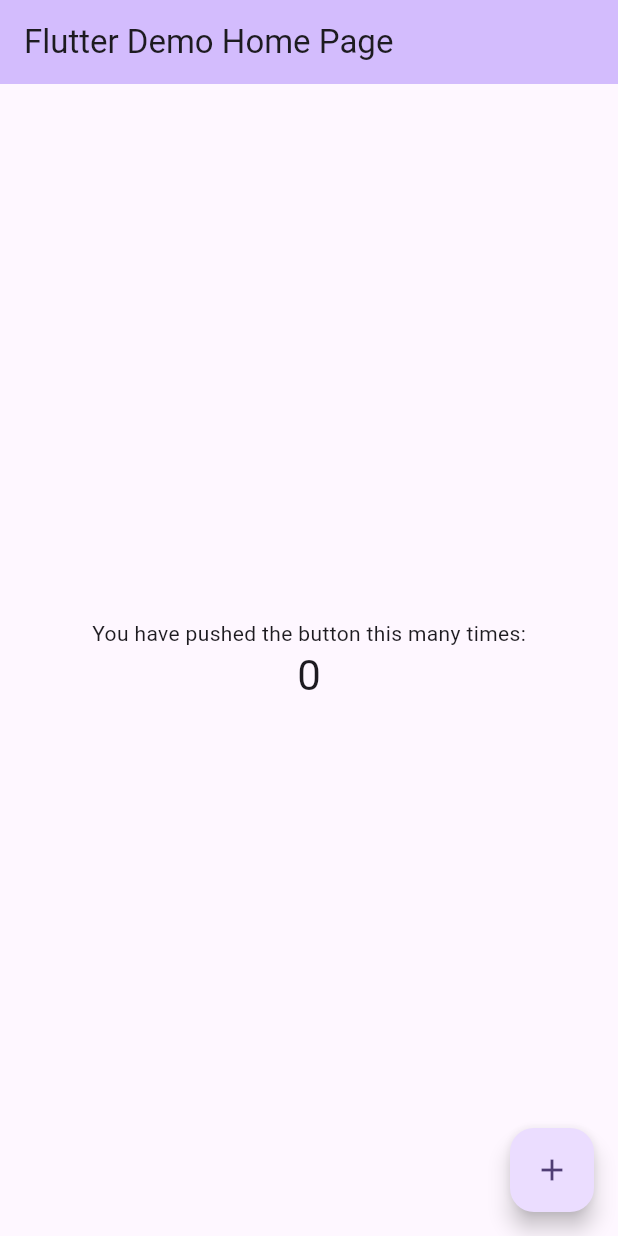
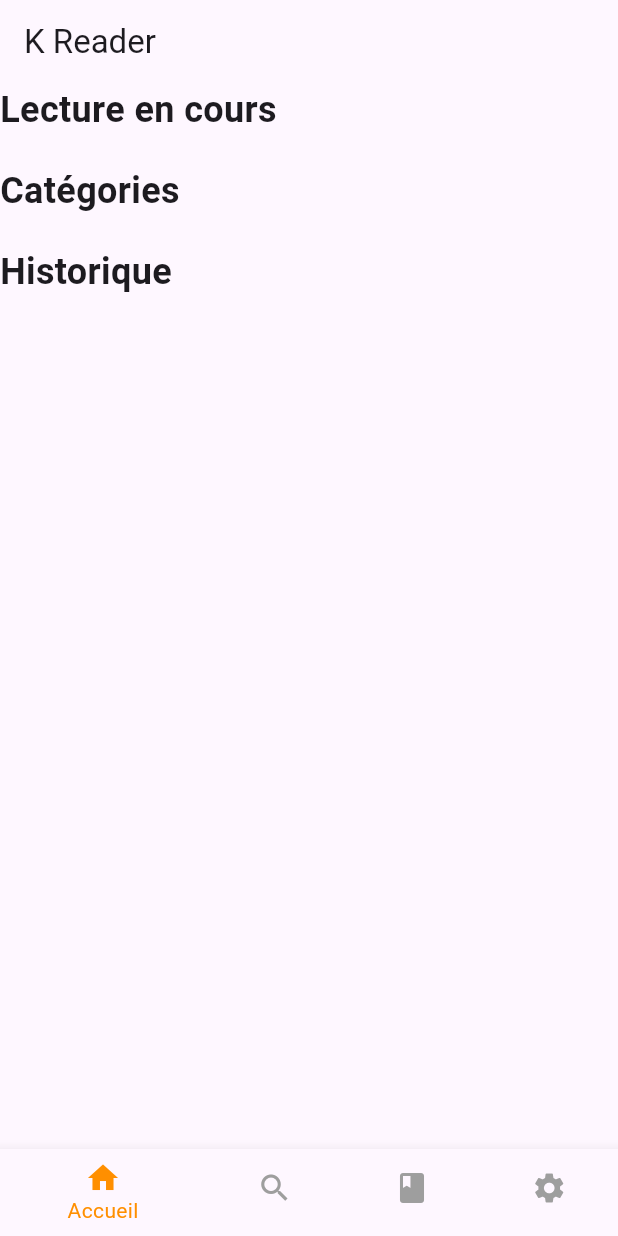
Before and after one commit to kevindjeradi/MobileReader, a Flutter app: the screen it shows after launch, on a phone screen of 412 x 824 dp. Run offline on Flutter 3.47's test engine with Material 3 defaults, Android fonts, the phone set to English and light mode, and no system bars.

Commit message:
added basic structure

```diff
--- a/mobile_reader_front/lib/main.dart
+++ b/mobile_reader_front/lib/main.dart
@@ -1,4 +1,5 @@
 import 'package:flutter/material.dart';
+import 'package:mobile_reader_front/views/home.dart';
 
 void main() {
   runApp(const MyApp());
@@ -7,119 +8,14 @@ void main() {
 class MyApp extends StatelessWidget {
   const MyApp({super.key});
 
-  // This widget is the root of your application.
   @override
   Widget build(BuildContext context) {
     return MaterialApp(
-      title: 'Flutter Demo',
+      title: 'K Reader',
       theme: ThemeData(
-        // This is the theme of your application.
-        //
-        // TRY THIS: Try running your application with "flutter run". You'll see
-        // the application has a blue toolbar. Then, without quitting the app,
-        // try changing the seedColor in the colorScheme below to Colors.green
-        // and then invoke "hot reload" (save your changes or press the "hot
-        // reload" button in a Flutter-supported IDE, or press "r" if you used
-        // the command line to start the app).
-        //
-        // Notice that the counter didn't reset back to zero; the application
-        // state is not lost during the reload. To reset the state, use hot
-        // restart instead.
-        //
-        // This works for code too, not just values: Most code changes can be
-        // tested with just a hot reload.
-        colorScheme: ColorScheme.fromSeed(seedColor: Colors.deepPurple),
-        useMaterial3: true,
+        primarySwatch: Colors.blue,
       ),
-      home: const MyHomePage(title: 'Flutter Demo Home Page'),
+      home: const Homepage(),
     );
   }
 }
-
-class MyHomePage extends StatefulWidget {
-  const MyHomePage({super.key, required this.title});
-
-  // This widget is the home page of your application. It is stateful, meaning
-  // that it has a State object (defined below) that contains fields that affect
-  // how it looks.
-
-  // This class is the configuration for the state. It holds the values (in this
-  // case the title) provided by the parent (in this case the App widget) and
-  // used by the build method of the State. Fields in a Widget subclass are
-  // always marked "final".
-
-  final String title;
-
-  @override
-  State<MyHomePage> createState() => _MyHomePageState();
-}
-
-class _MyHomePageState extends State<MyHomePage> {
-  int _counter = 0;
-
-  void _incrementCounter() {
-    setState(() {
-      // This call to setState tells the Flutter framework that something has
-      // changed in this State, which causes it to rerun the build method below
-      // so that the display can reflect the updated values. If we changed
-      // _counter without calling setState(), then the build method would not be
-      // called again, and so nothing would appear to happen.
-      _counter++;
-    });
-  }
-
-  @override
-  Widget build(BuildContext context) {
-    // This method is rerun every time setState is called, for instance as done
-    // by the _incrementCounter method above.
-    //
-    // The Flutter framework has been optimized to make rerunning build methods
-    // fast, so that you can just rebuild anything that needs updating rather
-    // than having to individually change instances of widgets.
-    return Scaffold(
-      appBar: AppBar(
-        // TRY THIS: Try changing the color here to a specific color (to
-        // Colors.amber, perhaps?) and trigger a hot reload to see the AppBar
-        // change color while the other colors stay the same.
-        backgroundColor: Theme.of(context).colorScheme.inversePrimary,
-        // Here we take the value from the MyHomePage object that was created by
-        // the App.build method, and use it to set our appbar title.
-        title: Text(widget.title),
-      ),
-      body: Center(
-        // Center is a layout widget. It takes a single child and positions it
-        // in the middle of the parent.
-        child: Column(
-          // Column is also a layout widget. It takes a list of children and
-          // arranges them vertically. By default, it sizes itself to fit its
-          // children horizontally, and tries to be as tall as its parent.
-          //
-          // Column has various properties to control how it sizes itself and
-          // how it positions its children. Here we use mainAxisAlignment to
-          // center the children vertically; the main axis here is the vertical
-          // axis because Columns are vertical (the cross axis would be
-          // horizontal).
-          //
-          // TRY THIS: Invoke "debug painting" (choose the "Toggle Debug Paint"
-          // action in the IDE, or press "p" in the console), to see the
-          // wireframe for each widget.
-          mainAxisAlignment: MainAxisAlignment.center,
-          children: <Widget>[
-            const Text(
-              'You have pushed the button this many times:',
-            ),
-            Text(
-              '$_counter',
-              style: Theme.of(context).textTheme.headlineMedium,
-            ),
-          ],
-        ),
-      ),
-      floatingActionButton: FloatingActionButton(
-        onPressed: _incrementCounter,
-        tooltip: 'Increment',
-        child: const Icon(Icons.add),
-      ), // This trailing comma makes auto-formatting nicer for build methods.
-    );
-  }
-}
--- /dev/null
+++ b/mobile_reader_front/lib/views/home.dart
@@ -0,0 +1,81 @@
+import 'package:flutter/material.dart';
+
+class Homepage extends StatefulWidget {
+  const Homepage({super.key});
+
+  @override
+  HomepageState createState() => HomepageState();
+}
+
+class HomepageState extends State<Homepage> {
+  int _selectedIndex = 0;
+
+  static final List<Widget> _widgetOptions = <Widget>[
+    const HomeScreen(),
+    const Text('Rechercher (à venir)'),
+    const Text('Bibliothèque (à venir)'),
+    const Text('Réglages (à venir)'),
+  ];
+
+  void _onItemTapped(int index) {
+    setState(() {
+      _selectedIndex = index;
+    });
+  }
+
+  @override
+  Widget build(BuildContext context) {
+    return Scaffold(
+      appBar: AppBar(
+        title: const Text('K Reader'),
+      ),
+      body: Center(
+        child: _widgetOptions.elementAt(_selectedIndex),
+      ),
+      bottomNavigationBar: BottomNavigationBar(
+        items: const <BottomNavigationBarItem>[
+          BottomNavigationBarItem(
+            icon: Icon(Icons.home),
+            label: 'Accueil',
+          ),
+          BottomNavigationBarItem(
+            icon: Icon(Icons.search),
+            label: 'Rechercher',
+          ),
+          BottomNavigationBarItem(
+            icon: Icon(Icons.book),
+            label: 'Bibliothèque',
+          ),
+          BottomNavigationBarItem(
+            icon: Icon(Icons.settings),
+            label: 'Réglages',
+          ),
+        ],
+        currentIndex: _selectedIndex,
+        selectedItemColor: Colors.amber[800],
+        unselectedItemColor: Colors.grey,
+        onTap: _onItemTapped,
+      ),
+    );
+  }
+}
+
+class HomeScreen extends StatelessWidget {
+  const HomeScreen({super.key});
+
+  @override
+  Widget build(BuildContext context) {
+    return ListView(
+      children: const <Widget>[
+        Text('Lecture en cours',
+            style: TextStyle(fontSize: 24, fontWeight: FontWeight.bold)),
+        SizedBox(height: 20),
+        Text('Catégories',
+            style: TextStyle(fontSize: 24, fontWeight: FontWeight.bold)),
+        SizedBox(height: 20),
+        Text('Historique',
+            style: TextStyle(fontSize: 24, fontWeight: FontWeight.bold)),
+      ],
+    );
+  }
+}
```
